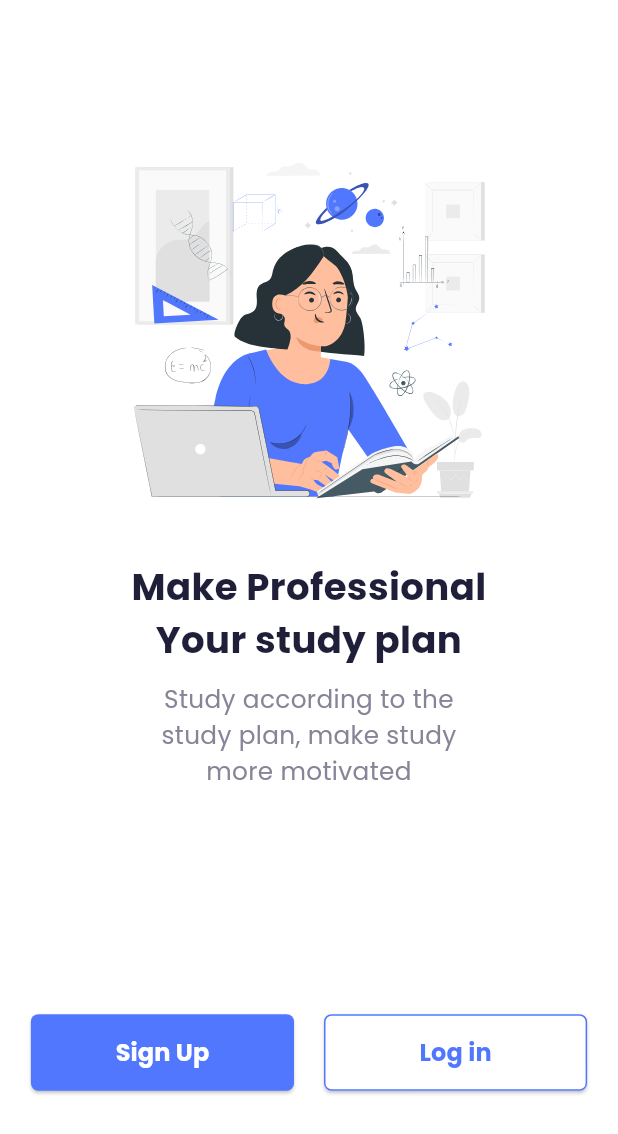
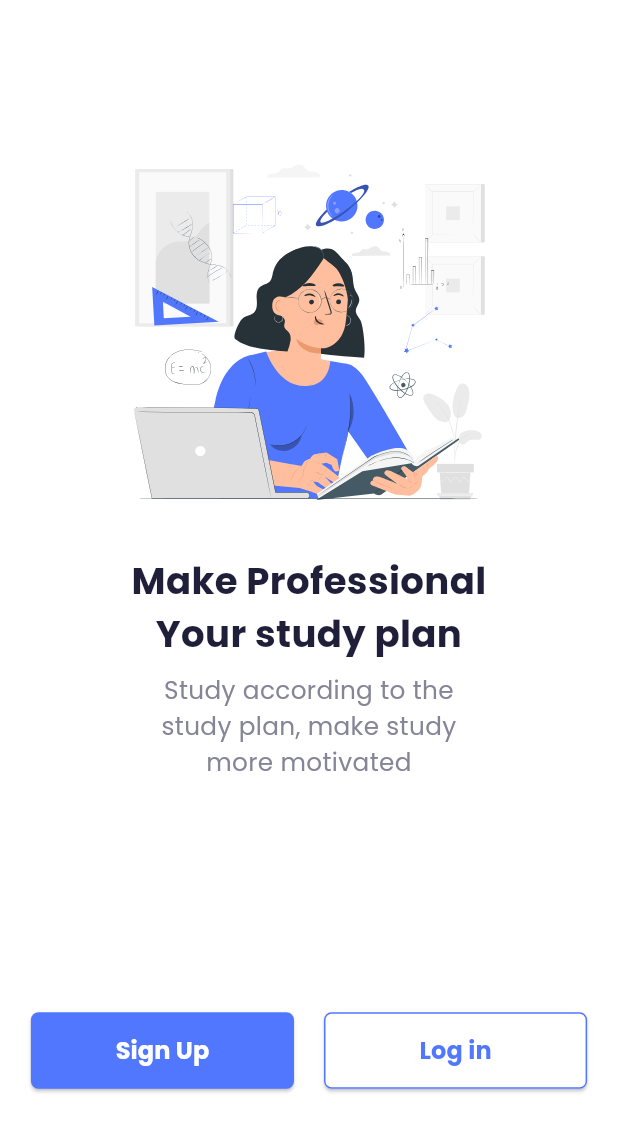
Before and after one commit to IamSAShuvo/classroom-app, a Flutter app: the screen it shows after launch, on a phone screen of 412 x 824 dp. Shown: the top 1134 px of the screen. Run offline on Flutter 3.47's test engine with Material 3 defaults, Android fonts, the phone set to English and light mode, and no system bars; our stand-ins replace flutter_svg.

Commit message:
chore: use adaptive space between widgets

```diff
--- a/lib/widgets/HomeScreen/home_screen.dart
+++ b/lib/widgets/HomeScreen/home_screen.dart
@@ -12,6 +12,7 @@ class HomeScreen extends StatelessWidget {
     MediaQueryData mediaQuery = MediaQuery.of(context);
     double screenWidth = mediaQuery.size.width;
     double screenHeight = mediaQuery.size.height;
+
     return AnnotatedRegion(
       value: const SystemUiOverlayStyle(
           statusBarIconBrightness: Brightness.dark,
@@ -32,8 +33,8 @@ class HomeScreen extends StatelessWidget {
                   fit: BoxFit.contain,
                 ),
               ),
-              const SizedBox(
-                height: 30,
+              SizedBox(
+                height: screenHeight * 0.03,
               ),
               Text(
                 'Make Professional\nYour study plan',
@@ -44,8 +45,8 @@ class HomeScreen extends StatelessWidget {
                     fontWeight: FontWeight.bold,
                     fontFamily: 'Poppins'),
               ),
-              const SizedBox(
-                height: 10,
+              SizedBox(
+                height: screenHeight * 0.01,
               ),
               Text(
                 'Study according to the\nstudy plan, make study\nmore motivated',
@@ -57,8 +58,8 @@ class HomeScreen extends StatelessWidget {
                   color: AppColors.classroomSecondaryColor,
                 ),
               ),
-              const SizedBox(
-                height: 150,
+              SizedBox(
+                height: screenHeight * 0.1875,
               ),
               const Row(
                 mainAxisAlignment: MainAxisAlignment.spaceBetween,
```
